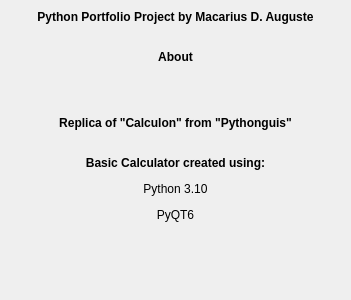
First picture: the form in UI/About.ui, repository MacariusD/Calculator, before the edit.
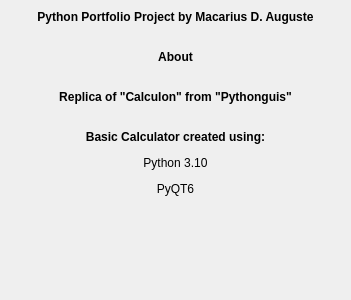
Second picture: the form after the edit.

Commit message: updated about dialogue

Patch:
```diff
--- a/UI/About.ui
+++ b/UI/About.ui
@@ -47,7 +47,7 @@
     </size>
    </property>
    <property name="text">
-    <string>&lt;html&gt;&lt;head/&gt;&lt;body&gt;&lt;p align=&quot;center&quot;&gt;&lt;span style=&quot; font-weight:600;&quot;&gt;Python Portfolio Project by Macarius D. Auguste&lt;br/&gt;&lt;/span&gt;&lt;/p&gt;&lt;p align=&quot;center&quot;&gt;&lt;span style=&quot; font-weight:600;&quot;&gt;About&lt;/span&gt;&lt;/p&gt;&lt;p align=&quot;center&quot;&gt;&lt;br/&gt;&lt;/p&gt;&lt;p align=&quot;center&quot;&gt;&lt;span style=&quot; font-weight:600;&quot;&gt;Replica of &amp;quot;Calculon&amp;quot; from &amp;quot;Pythonguis&amp;quot;&lt;/span&gt;&lt;/p&gt;&lt;p align=&quot;center&quot;&gt;&lt;br/&gt;&lt;span style=&quot; font-weight:600;&quot;&gt;Basic Calculator created using:&lt;/span&gt;&lt;/p&gt;&lt;p align=&quot;center&quot;&gt;Python 3.10&lt;/p&gt;&lt;p align=&quot;center&quot;&gt;PyQT6&lt;/p&gt;&lt;/body&gt;&lt;/html&gt;</string>
+    <string>&lt;html&gt;&lt;head/&gt;&lt;body&gt;&lt;p align=&quot;center&quot;&gt;&lt;span style=&quot; font-weight:600;&quot;&gt;Python Portfolio Project by Macarius D. Auguste&lt;br/&gt;&lt;/span&gt;&lt;/p&gt;&lt;p align=&quot;center&quot;&gt;&lt;span style=&quot; font-weight:600;&quot;&gt;About&lt;br/&gt;&lt;/span&gt;&lt;/p&gt;&lt;p align=&quot;center&quot;&gt;&lt;span style=&quot; font-weight:600;&quot;&gt;Replica of &amp;quot;Calculon&amp;quot; from &amp;quot;Pythonguis&amp;quot;&lt;/span&gt;&lt;/p&gt;&lt;p align=&quot;center&quot;&gt;&lt;span style=&quot; font-weight:600;&quot;&gt;&lt;br/&gt;Basic Calculator created using:&lt;/span&gt;&lt;/p&gt;&lt;p align=&quot;center&quot;&gt;Python 3.10&lt;/p&gt;&lt;p align=&quot;center&quot;&gt;PyQT6&lt;/p&gt;&lt;/body&gt;&lt;/html&gt;</string>
    </property>
    <property name="alignment">
     <set>Qt::AlignLeading|Qt::AlignLeft|Qt::AlignTop</set>
```
The commit also changes 1 other file.
